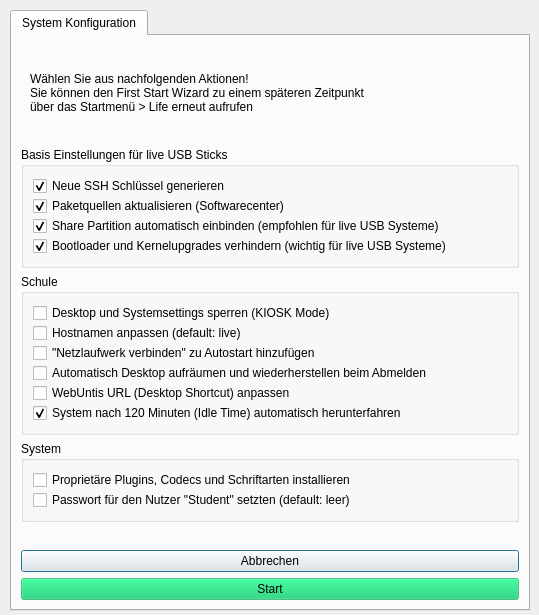
Qt form firststart.ui (valueerrorx/life-firststart) before a commit.
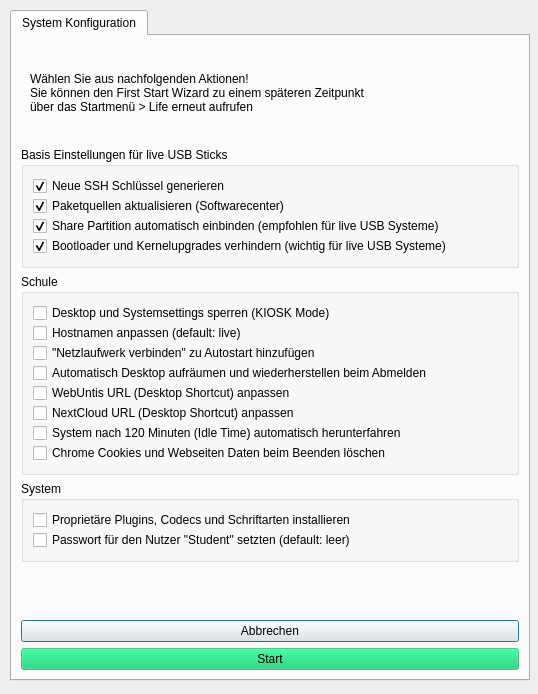
The same form after that commit. Icons and pictures are not drawn.

Commit message: added change nextcloud link option

Patch:
```diff
--- a/firststart.ui
+++ b/firststart.ui
@@ -7,8 +7,8 @@
    <rect>
     <x>0</x>
     <y>0</y>
-    <width>539</width>
-    <height>615</height>
+    <width>538</width>
+    <height>694</height>
    </rect>
   </property>
   <property name="sizePolicy">
@@ -35,7 +35,7 @@
      <x>10</x>
      <y>10</y>
      <width>520</width>
-     <height>601</height>
+     <height>671</height>
     </rect>
    </property>
    <property name="minimumSize">
@@ -341,13 +341,30 @@
           </property>
          </widget>
         </item>
+        <item>
+         <widget class="QCheckBox" name="nextcloud">
+          <property name="text">
+           <string>NextCloud URL (Desktop Shortcut) anpassen</string>
+          </property>
+         </widget>
+        </item>
         <item>
          <widget class="QCheckBox" name="savepower">
           <property name="text">
            <string>System nach 120 Minuten (Idle Time) automatisch herunterfahren</string>
           </property>
           <property name="checked">
-           <bool>true</bool>
+           <bool>false</bool>
+          </property>
+         </widget>
+        </item>
+        <item>
+         <widget class="QCheckBox" name="chrome">
+          <property name="text">
+           <string>Chrome Cookies und Webseiten Daten beim Beenden löschen</string>
+          </property>
+          <property name="checked">
+           <bool>false</bool>
           </property>
          </widget>
         </item>
```
The commit also changes 2 other files.
